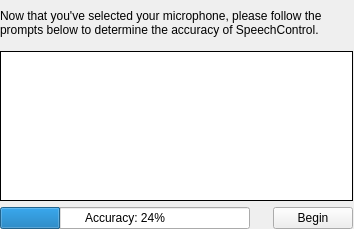
Above: res/ui/micwizard-sample.ui from smartboyhw/speechcontrol before the change. Below: the same form after it.
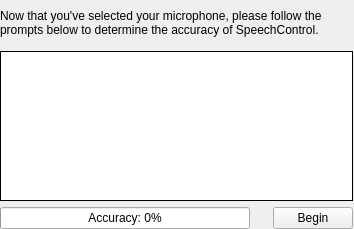
That is the form after the change.

What changed in the file:
```diff
--- a/res/ui/micwizard-sample.ui
+++ b/res/ui/micwizard-sample.ui
@@ -82,7 +82,7 @@
          </size>
         </property>
         <property name="value">
-         <number>24</number>
+         <number>0</number>
         </property>
         <property name="format">
          <string>Accuracy: %p%</string>
```
